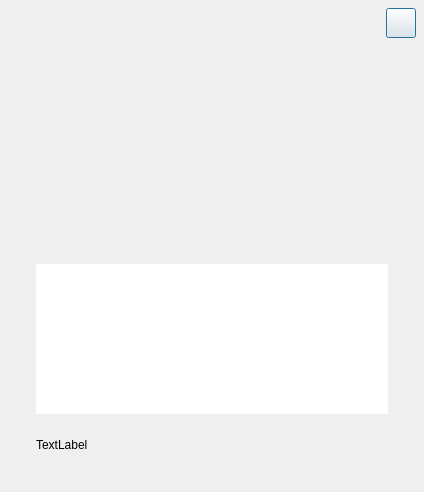
Above: src/windows/about-dialog.ui from ukui/peony before the change. Below: the same form after it.
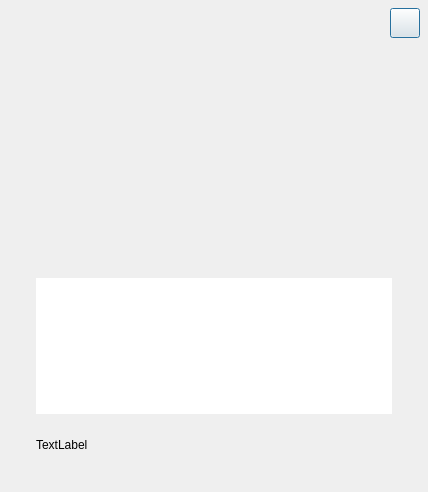
That is the form after the change.

Commit message: [FIX]修改标题大小为系统参数的1.28，增大框的大小，让字体不遮盖

Diff of the .ui file:
```diff
--- a/src/windows/about-dialog.ui
+++ b/src/windows/about-dialog.ui
@@ -6,14 +6,14 @@
    <rect>
     <x>0</x>
     <y>0</y>
-    <width>420</width>
+    <width>428</width>
     <height>492</height>
    </rect>
   </property>
   <property name="minimumSize">
    <size>
-    <width>424</width>
-    <height>328</height>
+    <width>428</width>
+    <height>332</height>
    </size>
   </property>
   <property name="maximumSize">
@@ -82,8 +82,8 @@
         <string>&lt;!DOCTYPE HTML PUBLIC &quot;-//W3C//DTD HTML 4.0//EN&quot; &quot;http://www.w3.org/TR/REC-html40/strict.dtd&quot;&gt;
 &lt;html&gt;&lt;head&gt;&lt;meta name=&quot;qrichtext&quot; content=&quot;1&quot; /&gt;&lt;style type=&quot;text/css&quot;&gt;
 p, li { white-space: pre-wrap; }
-&lt;/style&gt;&lt;/head&gt;&lt;body style=&quot; font-family:'Noto Sans CJK SC'; font-size:11pt; font-weight:400; font-style:normal;&quot;&gt;
-&lt;p style=&quot;-qt-paragraph-type:empty; margin-top:0px; margin-bottom:0px; margin-left:0px; margin-right:0px; -qt-block-indent:0; text-indent:0px;&quot;&gt;&lt;br /&gt;&lt;/p&gt;&lt;/body&gt;&lt;/html&gt;</string>
+&lt;/style&gt;&lt;/head&gt;&lt;body style=&quot; font-family:'Noto Sans CJK SC'; font-size:16pt; font-weight:400; font-style:normal;&quot;&gt;
+&lt;p style=&quot;-qt-paragraph-type:empty; margin-top:0px; margin-bottom:0px; margin-left:0px; margin-right:0px; -qt-block-indent:0; text-indent:0px; font-size:11pt;&quot;&gt;&lt;br /&gt;&lt;/p&gt;&lt;/body&gt;&lt;/html&gt;</string>
        </property>
       </widget>
      </item>
@@ -179,7 +179,7 @@
        <property name="minimumSize">
         <size>
          <width>0</width>
-         <height>24</height>
+         <height>28</height>
         </size>
        </property>
        <property name="maximumSize">
@@ -317,14 +317,14 @@
        <item>
         <layout class="QVBoxLayout" name="verticalLayout">
          <property name="spacing">
-          <number>12</number>
+          <number>16</number>
          </property>
          <item>
           <widget class="QLabel" name="nameLabel">
            <property name="minimumSize">
             <size>
              <width>0</width>
-             <height>28</height>
+             <height>38</height>
             </size>
            </property>
            <property name="maximumSize">
```
The commit also changes 1 other file.
